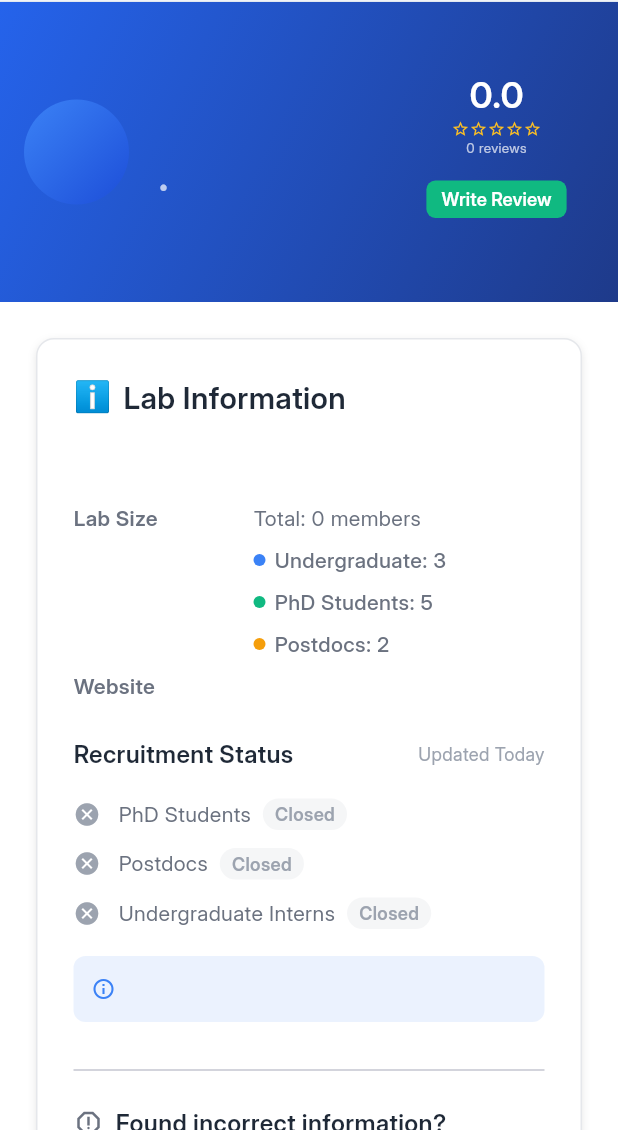
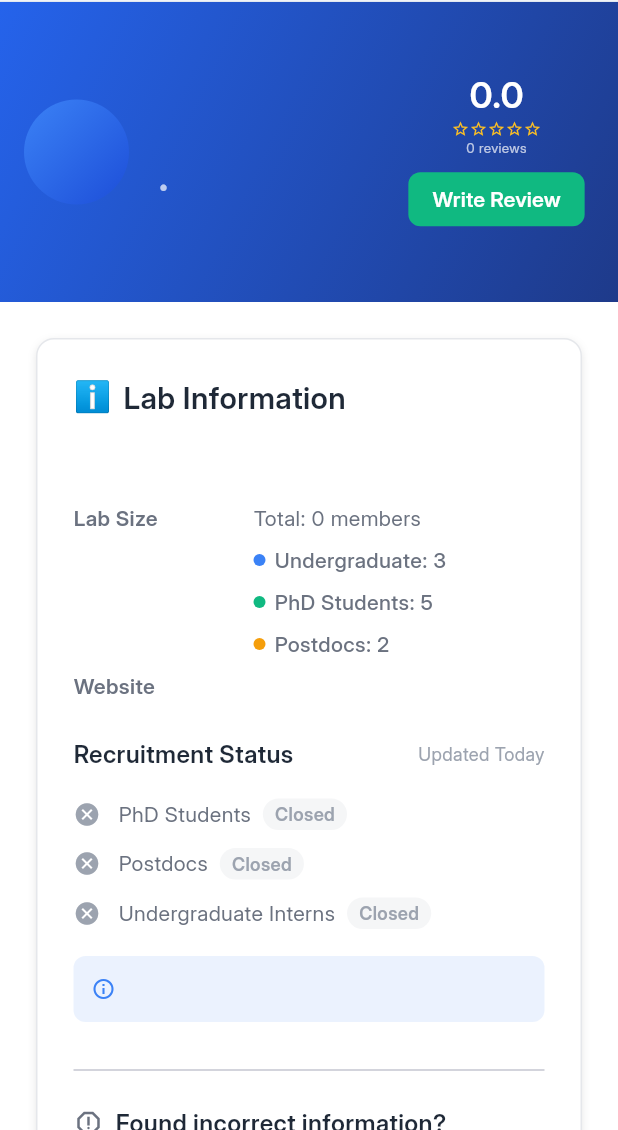
Before and after one commit to c5551051011/insidelab_frontend, a Flutter app: the LabDetailScreen screen opened directly with empty values, on a phone screen of 412 x 824 dp, the part 106-1236 px from its top. Run offline on Flutter 3.47's test engine with Material 3 defaults, Android fonts, the phone set to English and light mode, and no system bars; our stand-ins replace flutter_typeahead, go_router, google_sign_in, shared_preferences; accounts and stored records are empty; network calls fail.

Commit message:
Increase Write Review button size in lab detail page
- Increase padding from 10x4 to 16x8
- Increase minimum size from 85x24 to 110x32
- Increase font size from 12 to 14
- Increase border radius from 6 to 8

🤖 Generated with [Claude Code](https://claude.ai/code)

Co-Authored-By: Claude <noreply@anthropic.com>

```diff
--- a/lib/presentation/screens/lab_detail/widgets/lab_header.dart
+++ b/lib/presentation/screens/lab_detail/widgets/lab_header.dart
@@ -159,18 +159,18 @@ class LabHeader extends StatelessWidget {
                           },
                           style: ElevatedButton.styleFrom(
                             backgroundColor: const Color(0xFF10b981),
-                            padding: const EdgeInsets.symmetric(horizontal: 10, vertical: 4),
+                            padding: const EdgeInsets.symmetric(horizontal: 16, vertical: 8),
                             shape: RoundedRectangleBorder(
-                              borderRadius: BorderRadius.circular(6),
+                              borderRadius: BorderRadius.circular(8),
                             ),
-                            minimumSize: const Size(85, 24),
+                            minimumSize: const Size(110, 32),
                           ),
                           child: const Text(
                             'Write Review',
                             style: TextStyle(
                               color: Colors.white,
                               fontWeight: FontWeight.w600,
-                              fontSize: 12,
+                              fontSize: 14,
                             ),
                           ),
                         ),
```
